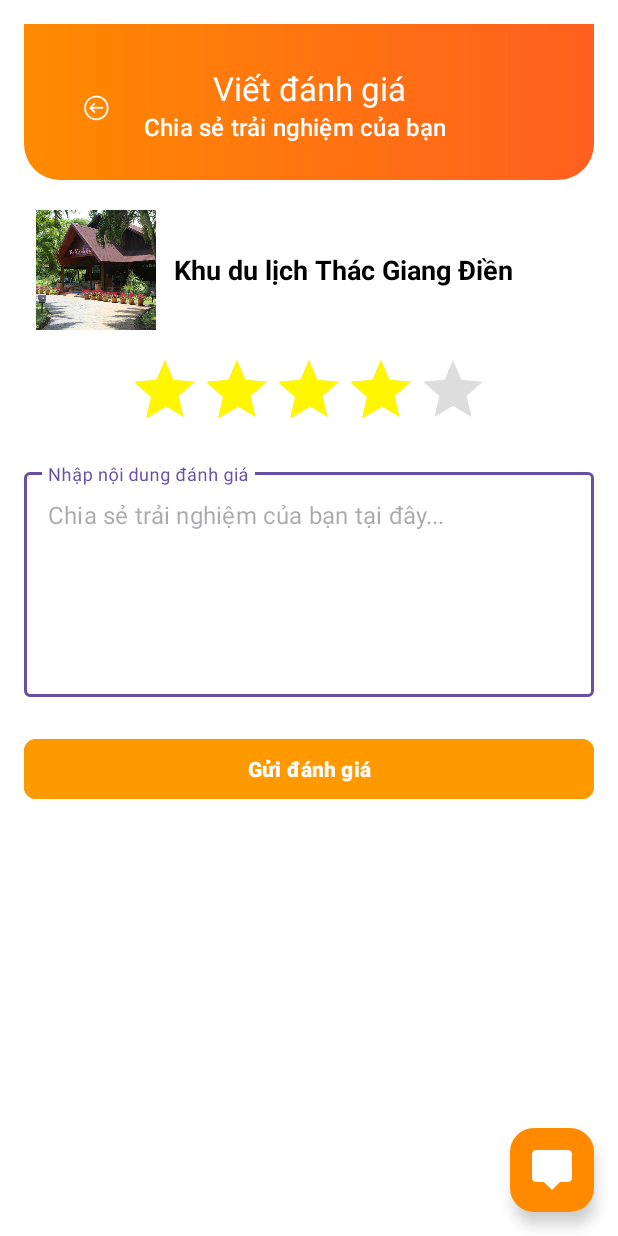
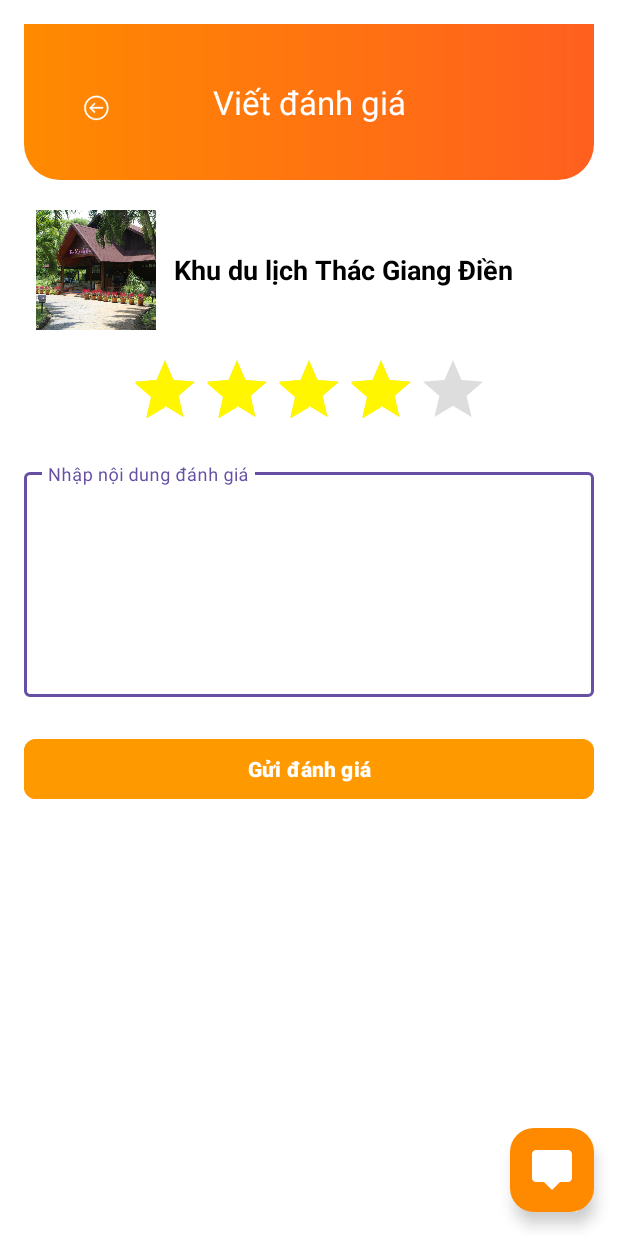
Before and after one commit to 21522009-spec/Travelover, an Android app built with Jetpack Compose: the ReviewActivity screen opened directly, with no data from a screen before it, on a phone screen of 412 x 824 dp. Run offline under Robolectric (Android 15) with nearby library versions, the phone set to English and light mode, and no system bars; 1 statement that could not run was skipped.

Commit message:
Add files via upload

```diff
--- a/app/src/main/res/layout/activity_review.xml
+++ b/app/src/main/res/layout/activity_review.xml
@@ -24,7 +24,6 @@
             android:paddingEnd="20dp"
             android:paddingBottom="24dp"
             app:navigationIcon="@drawable/ic_arrow_back"
-            app:subtitle="Chia sẻ trải nghiệm của bạn"
             app:subtitleTextColor="@android:color/white"
             app:title="Viết đánh giá"
             app:titleCentered="true"
@@ -85,7 +84,6 @@
             android:rating="4" />
     </LinearLayout>
 
-    <!-- Ô nhập nội dung đánh giá -->
     <com.google.android.material.textfield.TextInputLayout
         android:id="@+id/layoutReview"
         android:layout_width="match_parent"
@@ -100,12 +98,10 @@
             android:layout_height="150dp"
             android:inputType="textMultiLine"
             android:gravity="top|start"
-            android:hint="Chia sẻ trải nghiệm của bạn tại đây..."
             android:maxLength="500"
             android:scrollbars="vertical" />
     </com.google.android.material.textfield.TextInputLayout>
 
-    <!-- Nút gửi đánh giá -->
     <com.google.android.material.button.MaterialButton
         android:id="@+id/btnSubmitReview"
         android:layout_width="match_parent"
```
